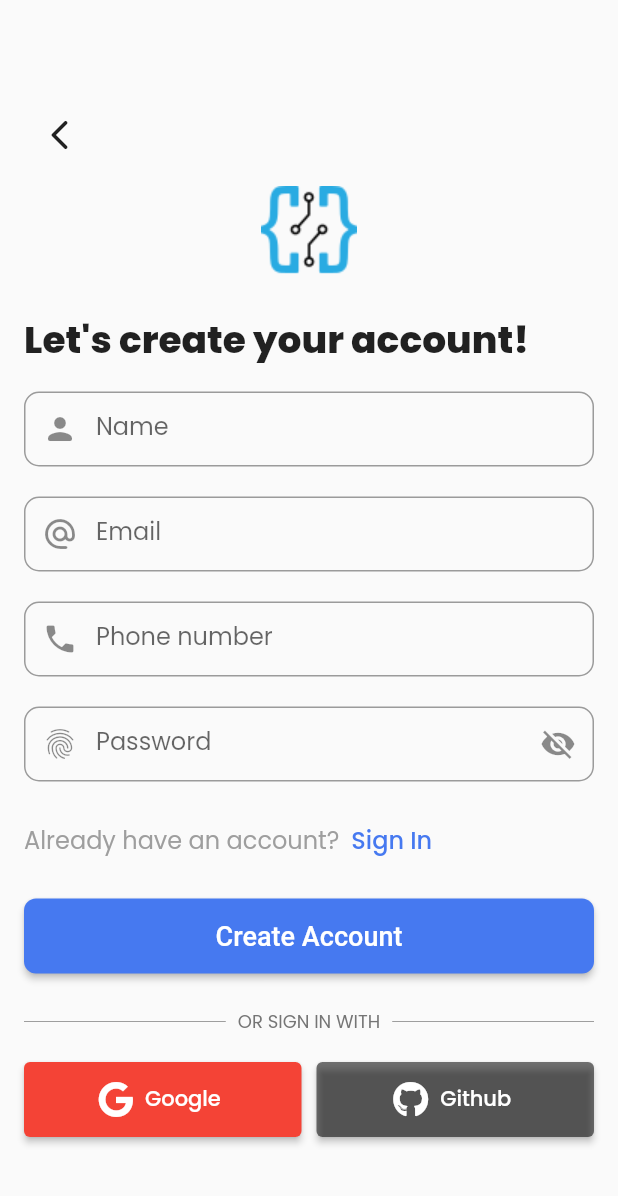
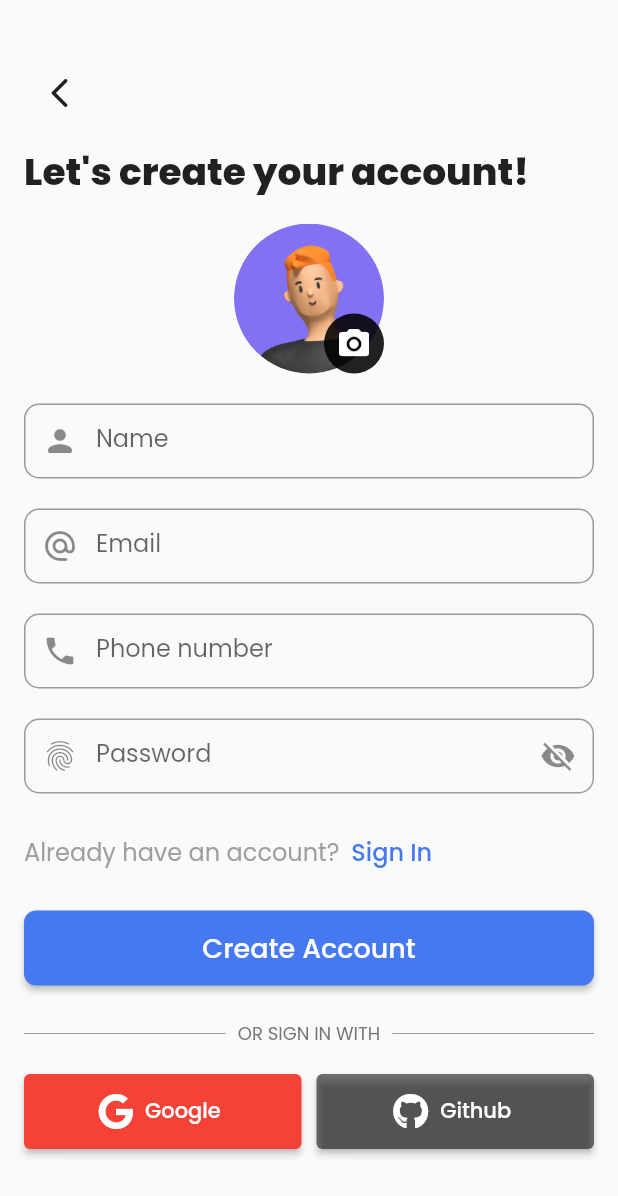
Before and after one commit to sanjibdahal/firebase-auth, a Flutter app: the screen it shows after launch, after a tap on "Create Account", on a phone screen of 412 x 824 dp. Shown: the top 1196 px of the screen. Run offline on Flutter 3.47's test engine with Material 2 defaults, Android fonts, the phone set to English and light mode, and no system bars; our stand-ins replace cloud_firestore, firebase_auth, firebase_core, font_awesome_flutter, google_fonts, google_sign_in and 1 more; accounts and stored records are empty.

```diff
--- a/lib/src/common_widgets/elevated_button.dart
+++ b/lib/src/common_widgets/elevated_button.dart
@@ -1,4 +1,5 @@
 import 'package:flutter/material.dart';
+import 'package:google_fonts/google_fonts.dart';
 
 class SElevatedButton extends StatelessWidget {
   const SElevatedButton({
@@ -22,6 +23,7 @@ class SElevatedButton extends StatelessWidget {
           fontWeight: FontWeight.w500,
           fontSize: 18,
           color: color,
+          fontFamily: GoogleFonts.poppins().fontFamily,
         ),
         shape: RoundedRectangleBorder(
           borderRadius: BorderRadius.circular(8),
--- a/lib/src/common_widgets/outlined_button.dart
+++ b/lib/src/common_widgets/outlined_button.dart
@@ -1,4 +1,5 @@
 import 'package:flutter/material.dart';
+import 'package:google_fonts/google_fonts.dart';
 
 class SOutlinedButton extends StatelessWidget {
   const SOutlinedButton({
@@ -18,9 +19,10 @@ class SOutlinedButton extends StatelessWidget {
       onPressed: onPressed,
       style: OutlinedButton.styleFrom(
         minimumSize: const Size(double.infinity, 50),
-        textStyle: const TextStyle(
+        textStyle: TextStyle(
           fontWeight: FontWeight.w500,
           fontSize: 18,
+          fontFamily: GoogleFonts.poppins().fontFamily,
         ),
         shape: RoundedRectangleBorder(
           borderRadius: BorderRadius.circular(8),
--- a/lib/src/constants/image_strings.dart
+++ b/lib/src/constants/image_strings.dart
@@ -1,3 +1,4 @@
 // path to images
 
 const String logo = "assets/images/logo.png";
+const String defaultPicture = "https://d2pas86kykpvmq.cloudfront.net/images/humans-3.0/portrait-2.png";
--- a/lib/src/screens/signup_screen.dart
+++ b/lib/src/screens/signup_screen.dart
@@ -1,11 +1,13 @@
+import 'dart:io';
+
 import 'package:daily_algo/src/common_widgets/elevated_button.dart';
 import 'package:daily_algo/src/common_widgets/text_field.dart';
 import 'package:daily_algo/src/services/auth_service.dart';
 import 'package:firebase_auth/firebase_auth.dart';
+import 'package:flutter/foundation.dart';
 import 'package:flutter/material.dart';
 import 'package:font_awesome_flutter/font_awesome_flutter.dart';
-
-import '../constants/image_strings.dart';
+import 'package:image_picker/image_picker.dart';
 
 class SignUpScreen extends StatefulWidget {
   const SignUpScreen({super.key});
@@ -15,6 +17,94 @@ class SignUpScreen extends StatefulWidget {
 }
 
 class _SignUpScreenState extends State<SignUpScreen> {
+  Uint8List? image;
+  File? selectedImage;
+
+  Future<void> getLostData() async {
+    final ImagePicker picker = ImagePicker();
+    final LostDataResponse response = await picker.retrieveLostData();
+    if (response.isEmpty) {
+      print("Mein kaha hun");
+      return;
+    }
+    final XFile? file = response.file;
+    if (file != null) {
+      print("Yay i found it");
+      setState(() {
+        selectedImage = File(file.path);
+      });
+      print(file.path);
+    } else {
+      print("nooooooo ${response.exception}");
+    }
+  }
+  //app restarts after picking image in 2gb ram mobile device
+  // write code to solve this issue
+
+  Future getImage() async {
+    final ImagePicker picker = ImagePicker();
+    final LostDataResponse response = await picker.retrieveLostData();
+    if (response.isEmpty) {
+      print("Mein kaha hun");
+
+      final pickedFile =
+          await ImagePicker().pickImage(source: ImageSource.gallery);
+      if (pickedFile == null) {
+        print("Some issue while choosing file");
+        return;
+      }
+      setState(() {
+        selectedImage = File(pickedFile.path);
+        image = selectedImage!.readAsBytesSync();
+        print("Path to the heaven: ${selectedImage!.path}");
+      });
+      return;
+    }
+    final XFile? file = response.file;
+    if (file != null) {
+      print("Yay i found it");
+      print(file.path);
+    } else {
+      print("nooooooo ${response.exception}");
+    }
+  }
+
+  // Future<void> uploadImage() async {
+  //   try {
+  //     User? user = FirebaseAuth.instance.currentUser;
+
+  //     if (image != null) {
+  //       String fileName = DateTime.now().millisecondsSinceEpoch.toString();
+  //       firebase_storage.Reference ref = firebase_storage
+  //           .FirebaseStorage.instance
+  //           .ref()
+  //           .child('users')
+  //           .child(user!.uid)
+  //           .child('$fileName.jpg');
+
+  //       // await ref.putFile(image!);
+
+  //       String downloadURL = await ref.getDownloadURL();
+
+  //       // Now you can save this downloadURL in Firestore along with other user data.
+  //       // For example:
+  //       FirebaseFirestore.instance.collection('users').doc(user.uid).update({
+  //         'photoUrl': downloadURL,
+  //       });
+
+  //       ScaffoldMessenger.of(context).showSnackBar(
+  //         const SnackBar(content: Text('Image uploaded successfully')),
+  //       );
+  //     } else {
+  //       ScaffoldMessenger.of(context).showSnackBar(
+  //         const SnackBar(content: Text('No image selected')),
+  //       );
+  //     }
+  //   } catch (e) {
+  //     print('Error uploading image: $e');
+  //   }
+  // }
+
   final nameController = TextEditingController();
   final emailController = TextEditingController();
   final phoneController = TextEditingController();
@@ -118,13 +208,6 @@ class _SignUpScreenState extends State<SignUpScreen> {
                       icon: const Icon(Icons.arrow_back_ios_rounded),
                     ),
                     const SizedBox(height: 10),
-                    Row(
-                      mainAxisAlignment: MainAxisAlignment.center,
-                      children: [
-                        Image.asset(logo),
-                      ],
-                    ),
-                    const SizedBox(height: 25),
                     const Padding(
                       padding: EdgeInsets.only(bottom: 16.0),
                       child: Text(
@@ -135,6 +218,66 @@ class _SignUpScreenState extends State<SignUpScreen> {
                         ),
                       ),
                     ),
+                    Row(
+                      mainAxisAlignment: MainAxisAlignment.center,
+                      children: [
+                        Stack(
+                          children: [
+                            // ClipOval(
+                            //   child: image == null
+                            //       ? Image.network(
+                            //           defaultPicture,
+                            //           colorBlendMode: BlendMode.darken,
+                            //           fit: BoxFit.cover,
+                            //           width: 100,
+                            //           height: 100,
+                            //         )
+                            //       : Image.file(
+                            //           selectedImage!,
+                            //           fit: BoxFit.cover,
+                            //           width: 100,
+                            //           height: 100,
+                            //         ),
+                            // ),
+                            ClipOval(
+                              child: image == null
+                                  ? Image.asset(
+                                      "assets/images/default-picture.png",
+                                      fit: BoxFit.cover,
+                                      width: 100,
+                                      height: 100,
+                                    )
+                                  : Image.file(
+                                      selectedImage!,
+                                      fit: BoxFit.cover,
+                                      width: 100,
+                                      height: 100,
+                                    ),
+                            ),
+                            Positioned(
+                              bottom: 0,
+                              right: 0,
+                              child: Container(
+                                height: 40,
+                                width: 40,
+                                decoration: const BoxDecoration(
+                                  color: Colors.black87,
+                                  shape: BoxShape.circle,
+                                ),
+                                child: IconButton(
+                                  onPressed: () {
+                                    getImage();
+                                  },
+                                  icon: const Icon(Icons.camera_alt_rounded),
+                                  color: Colors.white,
+                                ),
+                              ),
+                            ),
+                          ],
+                        ),
+                      ],
+                    ),
+                    const SizedBox(height: 20),
                     STextField(
                       controller: nameController,
                       hintText: "Enter your name",
@@ -258,7 +401,8 @@ class _SignUpScreenState extends State<SignUpScreen> {
                           ),
                         ),
                       ],
-                    )
+                    ),
+                    const SizedBox(height: 20),
                   ],
                 ),
               ),
--- a/pubspec.yaml
+++ b/pubspec.yaml
@@ -10,11 +10,14 @@ dependencies:
   cloud_firestore: ^4.14.0
   firebase_auth: ^4.16.0
   firebase_core: ^2.24.2
+  firebase_storage: ^11.6.0
   flutter:
     sdk: flutter
   font_awesome_flutter: ^10.7.0
   google_fonts: ^6.1.0
   google_sign_in: ^6.1.6
+  image_picker: ^1.0.7
+  image_picker_web: ^3.1.1
 
 dev_dependencies:
   flutter_test:
```
Also changed, not shown: lib/src/screens/image_picker_example.dart (added, +55 -0 lines), lib/src/utils/image_uploading.dart (added, +11 -0 lines), assets/images/default-picture.png (added), pubspec.lock, 1 other file.
